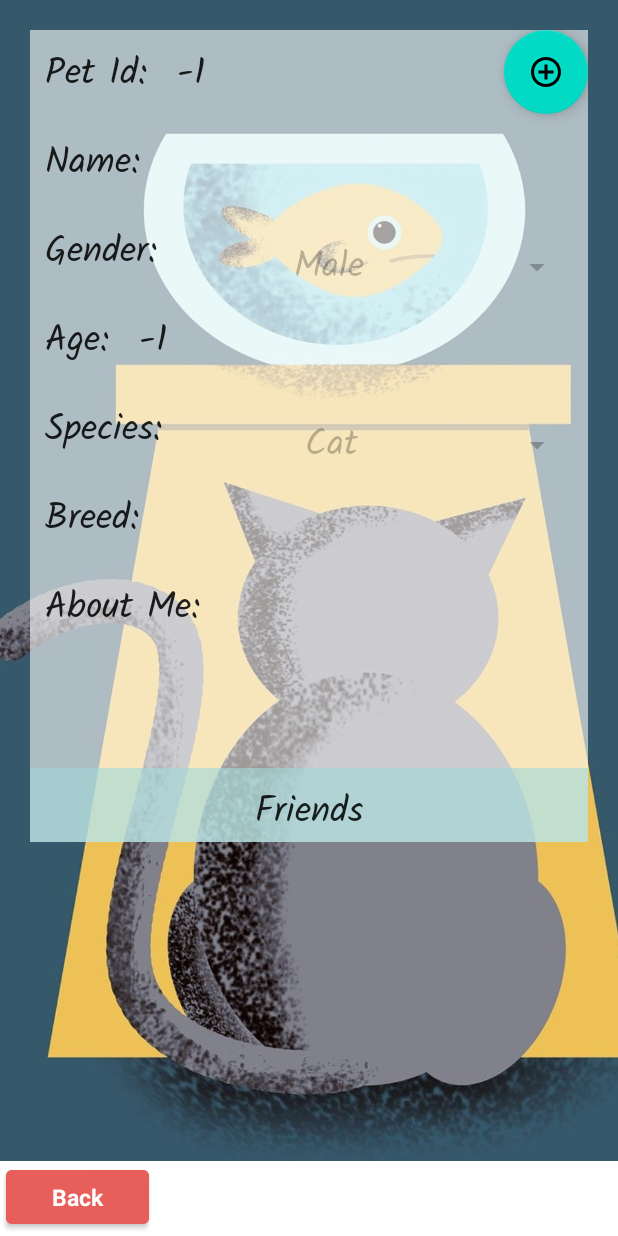
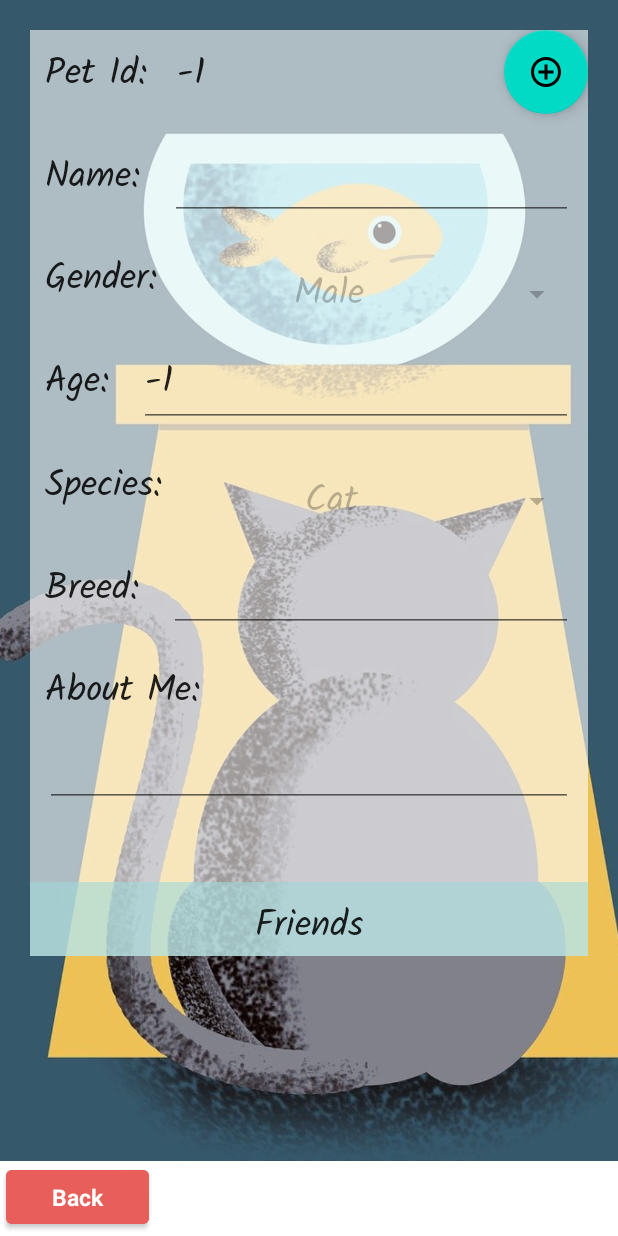
Before and after one commit to pravesh977/petshuddleandroidstudio, an Android app: the SinglePetScreen screen opened directly, with no data from a screen before it, on a phone screen of 412 x 824 dp. Run offline under Robolectric (Android 15) with nearby library versions, the phone set to English and light mode, and no system bars; our stand-ins replace Firebase (no records; nobody signed in at launch, a user with empty details on screens opened directly), Volley; network calls fail.

Commit message:
removed null background from single pets screen

```diff
--- a/app/src/main/res/layout/activity_single_pet_screen.xml
+++ b/app/src/main/res/layout/activity_single_pet_screen.xml
@@ -81,7 +81,6 @@
                         android:focusableInTouchMode="false"
                         android:cursorVisible="false"
                         style="@style/PetsListStyle"
-                        android:background="@null"
                         android:maxLength="30"/>
                 </LinearLayout>
 
@@ -130,7 +129,6 @@
                         android:focusableInTouchMode="false"
                         android:cursorVisible="false"
                         style="@style/PetsListStyle"
-                        android:background="@null"
                         android:maxLength="3"/>
                 </LinearLayout>
 
@@ -177,7 +175,6 @@
                         android:focusableInTouchMode="false"
                         android:cursorVisible="false"
                         style="@style/PetsListStyle"
-                        android:background="@null"
                         android:maxLength="30"/>
                 </LinearLayout>
 
@@ -207,7 +204,6 @@
                         android:focusableInTouchMode="false"
                         android:cursorVisible="false"
                         style="@style/PetsListStyle"
-                        android:background="@null"
                         android:maxLength="1000"
                         />
 
```
